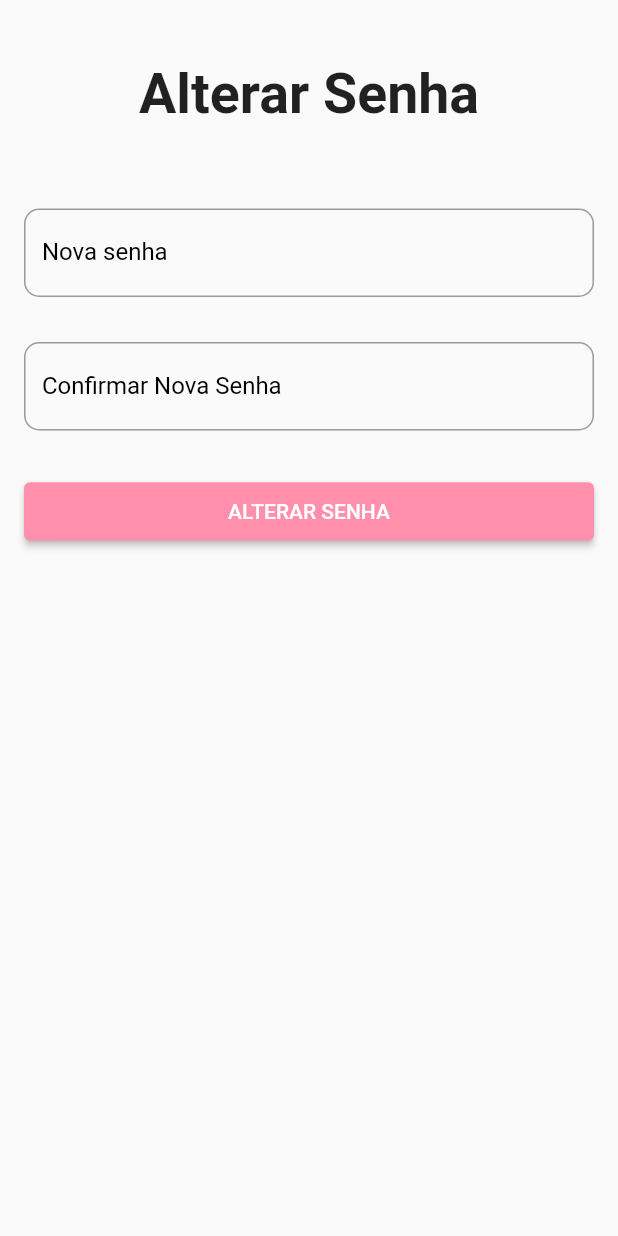
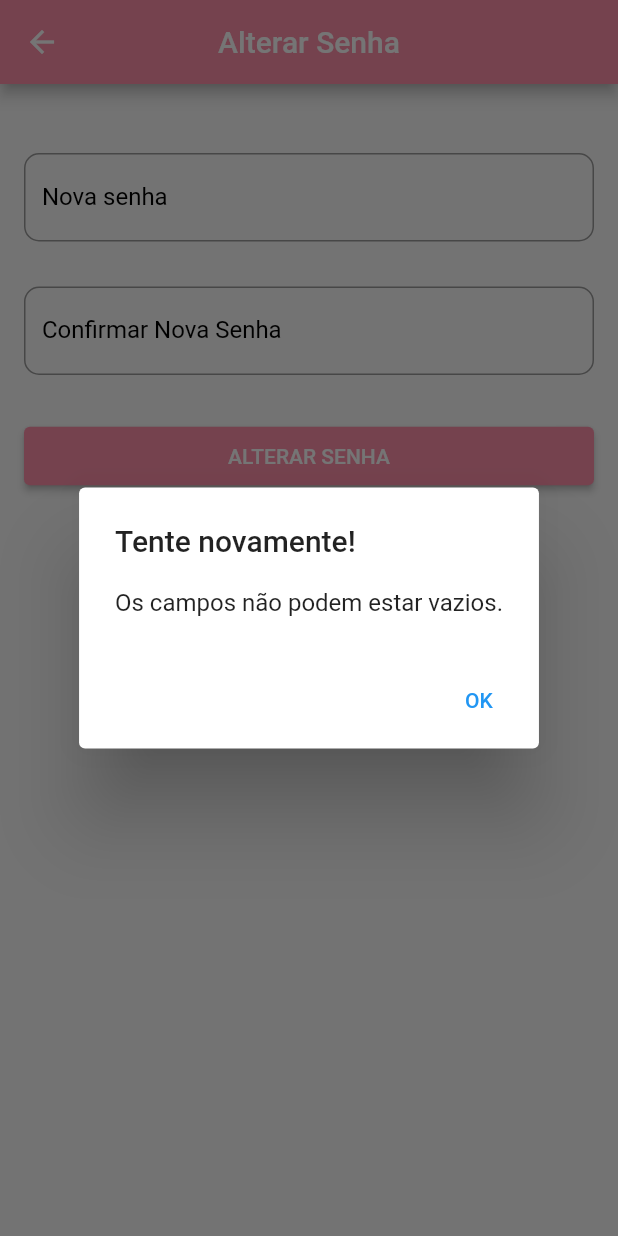
Before and after one commit to PedroPrazz/prognosticare, a Flutter app: the ChangePassword screen opened directly, after a tap on "ALTERAR SENHA", on a phone screen of 412 x 824 dp. Run offline on Flutter 3.47's test engine with Material 2 defaults, Android fonts, the phone set to English and light mode, and no system bars; our stand-ins replace brasil_fields, flutter_secure_storage, get; missing offline and left inert: dart:js_interop; accounts and stored records are empty.

Commit message:
validação alterar senha

```diff
--- a/lib/src/auth/changePassword.dart
+++ b/lib/src/auth/changePassword.dart
@@ -1,44 +1,122 @@
 import 'package:flutter/material.dart';
 import 'package:prognosticare/api/service/changePasswordService.dart';
-
 import 'login.dart';
 
 class ChangePassword extends StatelessWidget {
   const ChangePassword({super.key});
 
+  // Método para mostrar o AlertDialog de campos vazios
+  Future<void> mostrarCamposVaziosAlertDialog(BuildContext context) async {
+    return showDialog<void>(
+      context: context,
+      builder: (BuildContext context) {
+        return AlertDialog(
+          title: Text('Tente novamente!'),
+          content: Text('Os campos não podem estar vazios.'),
+          actions: <Widget>[
+            TextButton(
+              onPressed: () {
+                Navigator.of(context).pop();
+              },
+              child: Text('OK'),
+            ),
+          ],
+        );
+      },
+    );
+  }
+
+  // Método para mostrar o AlertDialog de senhas não correspondentes
+  Future<void> mostrarSenhasNaoCorrespondentesAlertDialog(
+      BuildContext context) async {
+    return showDialog<void>(
+      context: context,
+      builder: (BuildContext context) {
+        return AlertDialog(
+          title: Text('Tente novamente!'),
+          content: Text('As senhas digitadas são diferentes.'),
+          actions: <Widget>[
+            TextButton(
+              onPressed: () {
+                Navigator.of(context).pop();
+              },
+              child: Text('OK'),
+            ),
+          ],
+        );
+      },
+    );
+  }
+
+  // Método para mostrar o AlertDialog de senha alterada com sucesso
+  Future<void> mostrarSenhaAlteradaComSucessoAlertDialog(
+      BuildContext context) async {
+    return showDialog<void>(
+      context: context,
+      builder: (BuildContext context) {
+        return AlertDialog(
+          title: Text('Senha Alterada'),
+          content: Text('A senha foi alterada com sucesso.'),
+          actions: <Widget>[
+            TextButton(
+              onPressed: () {
+                Navigator.of(context).pop();
+              },
+              child: Text('OK'),
+            ),
+          ],
+        );
+      },
+    );
+  }
+
   @override
   Widget build(BuildContext context) {
-    TextEditingController _password = TextEditingController();
+    TextEditingController _newPasswordController = TextEditingController();
+    TextEditingController _confirmPasswordController = TextEditingController();
+
     return Scaffold(
+      appBar: AppBar(
+        // Ícone de voltar
+        leading: IconButton(
+          icon: Icon(Icons.arrow_back),
+          onPressed: () {
+            Navigator.of(context).pop(); // Voltar para a página anterior
+          },
+        ),
+        title: Text('Alterar Senha'),
+        backgroundColor: Color.fromRGBO(255, 143, 171, 1),
+        foregroundColor: Colors.white,
+        centerTitle: true,
+      ),
       body: Center(
         child: Padding(
           padding: const EdgeInsets.all(16.0),
           child: Form(
-                  child: Column(children: [
-                Container(
-                    margin: EdgeInsets.all(25),
-                    child: Text(
-                      'Alterar Senha',
-                      style: TextStyle(fontSize: 37, fontWeight: FontWeight.bold),
-                    )),
+            child: Column(
+              children: [
                 SizedBox(height: 30),
                 Container(
                   width: 500,
                   child: TextFormField(
-                    controller: _password,
+                    controller: _newPasswordController,
                     decoration: InputDecoration(
                       labelText: 'Nova senha',
                       labelStyle: TextStyle(color: Colors.black),
                       border: OutlineInputBorder(
-                            borderRadius: BorderRadius.circular(10)),
+                        borderRadius: BorderRadius.circular(10),
+                      ),
                       focusedBorder: OutlineInputBorder(
                         borderSide: BorderSide(
-                                color: Color.fromRGBO(255, 143, 171, 1)))),
+                          color: Color.fromRGBO(255, 143, 171, 1),
+                        ),
+                      ),
+                    ),
                     cursorColor: Color.fromRGBO(255, 143, 171, 1),
                     obscureText: true,
                     validator: (value) {
                       if (value == null || value.isEmpty) {
-                        return 'Senha is required';
+                        return 'Senha é obrigatória';
                       }
                       return null;
                     },
@@ -48,22 +126,27 @@ class ChangePassword extends StatelessWidget {
                 Container(
                   width: 500,
                   child: TextFormField(
+                    controller: _confirmPasswordController,
                     decoration: InputDecoration(
                       labelText: 'Confirmar Nova Senha',
                       labelStyle: TextStyle(color: Colors.black),
                       border: OutlineInputBorder(
-                            borderRadius: BorderRadius.circular(10)),
+                        borderRadius: BorderRadius.circular(10),
+                      ),
                       focusedBorder: OutlineInputBorder(
                         borderSide: BorderSide(
-                                color: Color.fromRGBO(255, 143, 171, 1)))),
+                          color: Color.fromRGBO(255, 143, 171, 1),
+                        ),
+                      ),
+                    ),
                     cursorColor: Color.fromRGBO(255, 143, 171, 1),
                     obscureText: true,
                     validator: (value) {
                       if (value == null || value.isEmpty) {
-                        return 'Please confirm your password';
+                        return 'Por favor, confirme sua senha';
                       }
-                      if (value != _password.text) {
-                        return 'Passwords do not match';
+                      if (value != _newPasswordController.text) {
+                        return 'As senhas não conferem';
                       }
                       return null;
                     },
@@ -72,12 +155,25 @@ class ChangePassword extends StatelessWidget {
                 SizedBox(height: 30),
                 ElevatedButton(
                   onPressed: () async {
-                    bool changePassword = await ChangePasswordService.getChangePassword(_password.text);
-                    if(changePassword){
-                      Navigator.push(context, MaterialPageRoute(builder: (context) => LoginPage()));
+                    // Verificar se os campos estão vazios
+                    if (_newPasswordController.text.isEmpty) {
+                      mostrarCamposVaziosAlertDialog(context);
+                    } else {
+                      bool changePassword =
+                          await ChangePasswordService.getChangePassword(
+                              _newPasswordController.text);
+                      if (changePassword) {
+                        mostrarSenhaAlteradaComSucessoAlertDialog(context);
+                        Navigator.push(
+                            context,
+                            MaterialPageRoute(
+                                builder: (context) => LoginPage()));
                         print('Senha alterada com sucesso!');
-                    }else{
+                      } else {
                         print('As senhas não coincidem. Tente novamente!');
+                        // Mostrar o AlertDialog de senhas não correspondentes
+                        mostrarSenhasNaoCorrespondentesAlertDialog(context);
+                      }
                     }
                   },
                   style: ElevatedButton.styleFrom(
@@ -87,9 +183,14 @@ class ChangePassword extends StatelessWidget {
                   child: Container(
                     width: 465,
                     height: 39,
-                      child: Center(child: Text('ALTERAR SENHA'))),
+                    child: Center(child: Text('ALTERAR SENHA')),
                   ),
-              ]))),
-        ));
+                ),
+              ],
+            ),
+          ),
+        ),
+      ),
+    );
   }
 }
```
Lines whose indentation alone changed are shown as unchanged.
